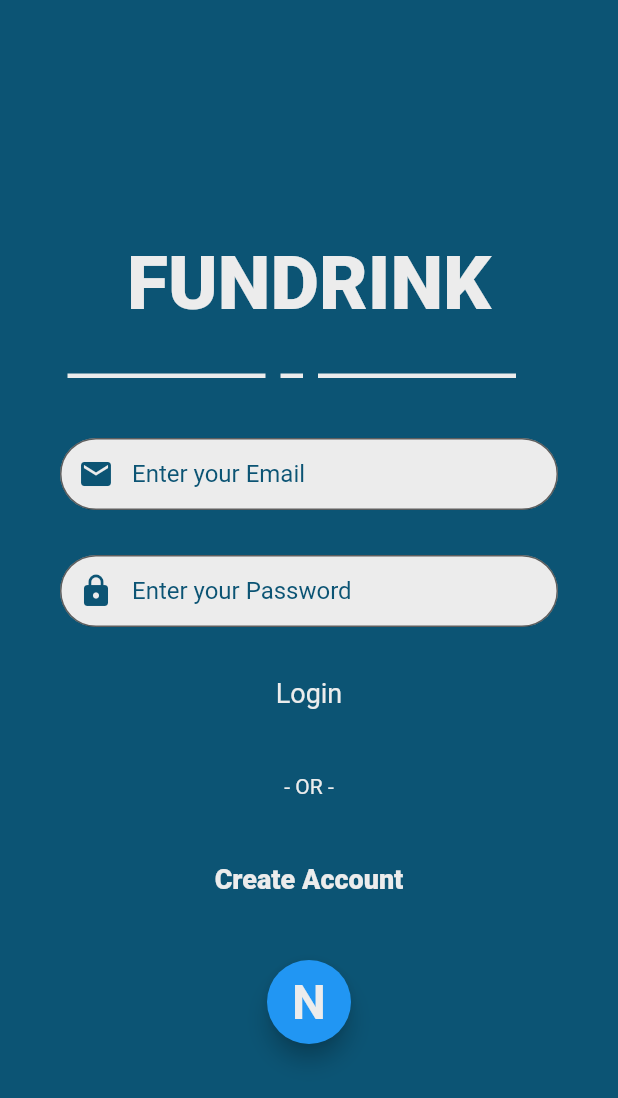
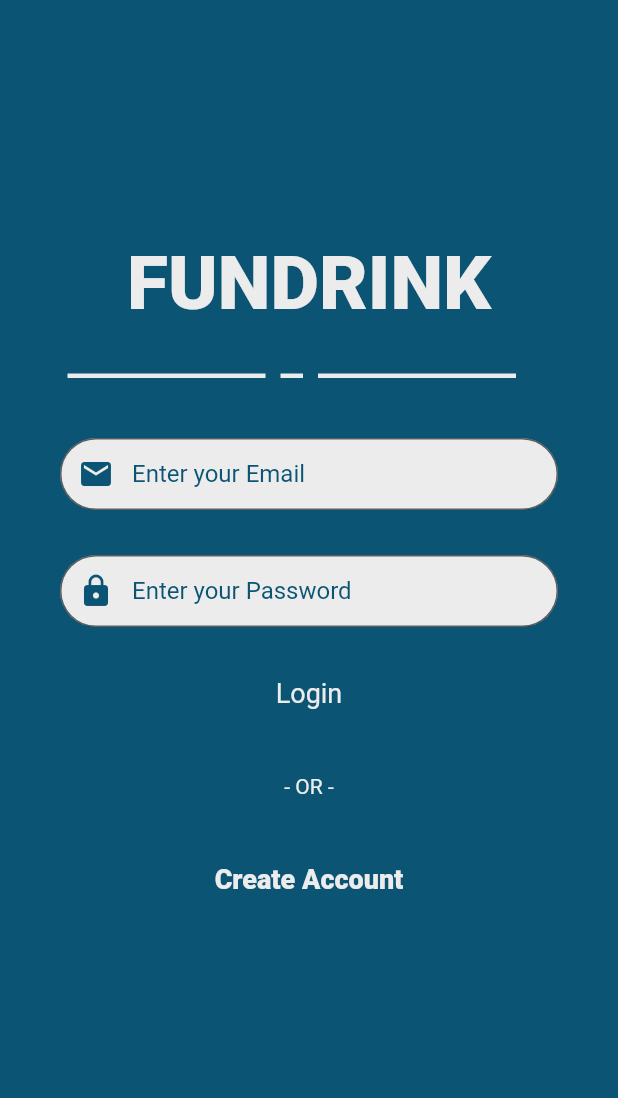
Before and after one commit to dc143cDev/custom_spirit, a Flutter app: the screen it shows after launch, on a phone screen of 412 x 824 dp. Shown: the top 1098 px of the screen. Run offline on Flutter 3.47's test engine with Material 2 defaults, Android fonts, the phone set to English and light mode, and no system bars; our stand-ins replace fluttertoast, get; missing offline and left inert: flutter_naver_login; Roboto replaces fonts that are missing (SM).

Commit message:
php 로그인 구현

```diff
--- a/lib/api/api.dart
+++ b/lib/api/api.dart
@@ -1,5 +1,5 @@
 class API {
-  static const hostConnect = "https://173.30.1.17/api_new_user";
+  static const hostConnect = "http://172.30.1.27/api_new_users";
   static const hostConnectUser = "$hostConnect/user";
 
   static const signup = "$hostConnect/user/signup.php";
--- a/lib/app/modules/login/views/login_view.dart
+++ b/lib/app/modules/login/views/login_view.dart
@@ -149,18 +149,6 @@ class _LoginViewState extends State<LoginView> {
                 SizedBox(
                   height: 30,
                 ),
-                FloatingActionButton(
-                  onPressed: () {},
-                  child: Text(
-                    'N',
-                    style: TextStyle(
-                      fontWeight: FontWeight.w600,
-                      fontFamily: 'SM',
-                      fontSize: 32,
-                      color: primaryLight,
-                    ),
-                  ),
-                ),
               ],
             ),
           ),
```
Also changed, not shown: lib/app/modules/login/views/signup_view.dart (+28 -14 lines), lib/main.dart (+13 -0 lines), 1 other file.
